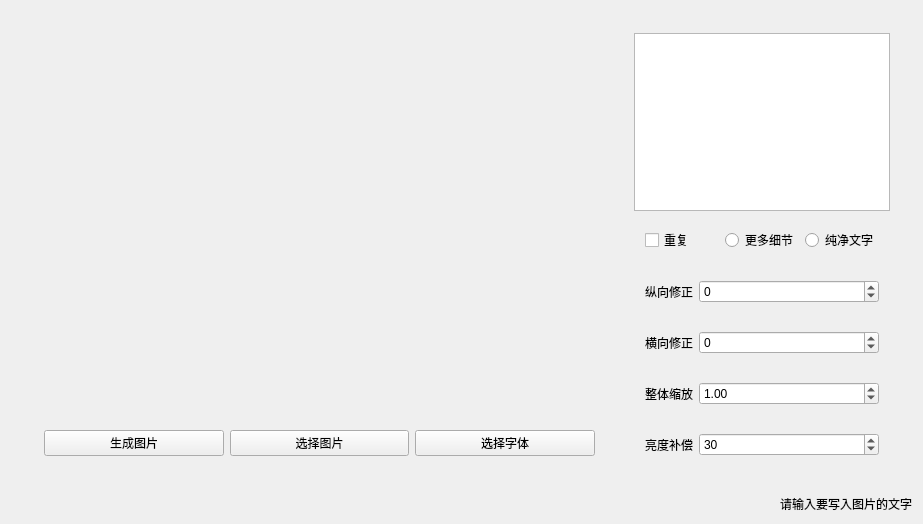
Above: picture-text/mainwindow.ui from water2004/picture-text before the change. Below: the same form after it.
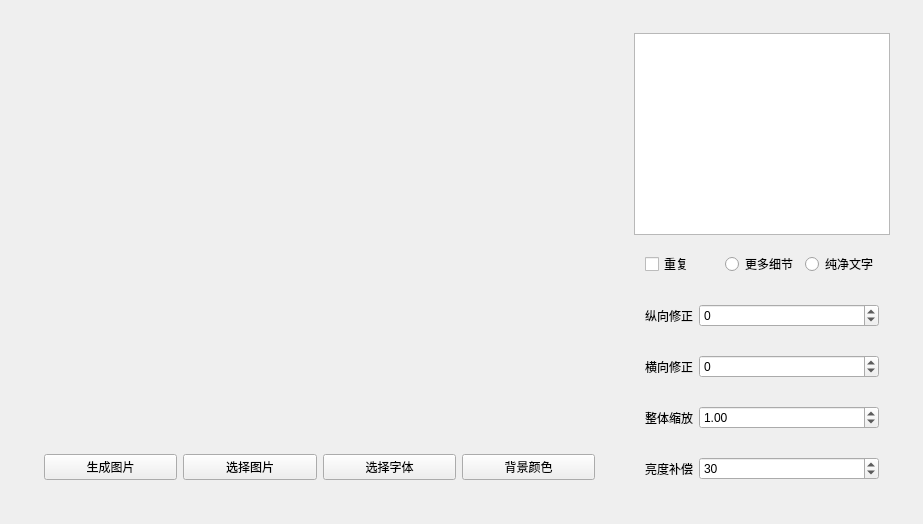
That is the form after the change. Icons and pictures are not drawn.

Commit message: 添加图标和设置背景颜色、添加错误对话框

Diff of the .ui file:
```diff
--- a/picture-text/mainwindow.ui
+++ b/picture-text/mainwindow.ui
@@ -70,6 +70,13 @@
                </property>
               </widget>
              </item>
+             <item>
+              <widget class="QPushButton" name="background">
+               <property name="text">
+                <string>背景颜色</string>
+               </property>
+              </widget>
+             </item>
             </layout>
            </widget>
           </item>
@@ -259,19 +266,6 @@
       </layout>
      </widget>
     </item>
-    <item>
-     <widget class="QLabel" name="massage">
-      <property name="frameShape">
-       <enum>QFrame::NoFrame</enum>
-      </property>
-      <property name="text">
-       <string>请输入要写入图片的文字</string>
-      </property>
-      <property name="alignment">
-       <set>Qt::AlignRight|Qt::AlignTrailing|Qt::AlignVCenter</set>
-      </property>
-     </widget>
-    </item>
    </layout>
   </widget>
  </widget>
```
Left out of the diff: 4 changed lines with no effect on the pictures. The commit also changes 5 other files.
